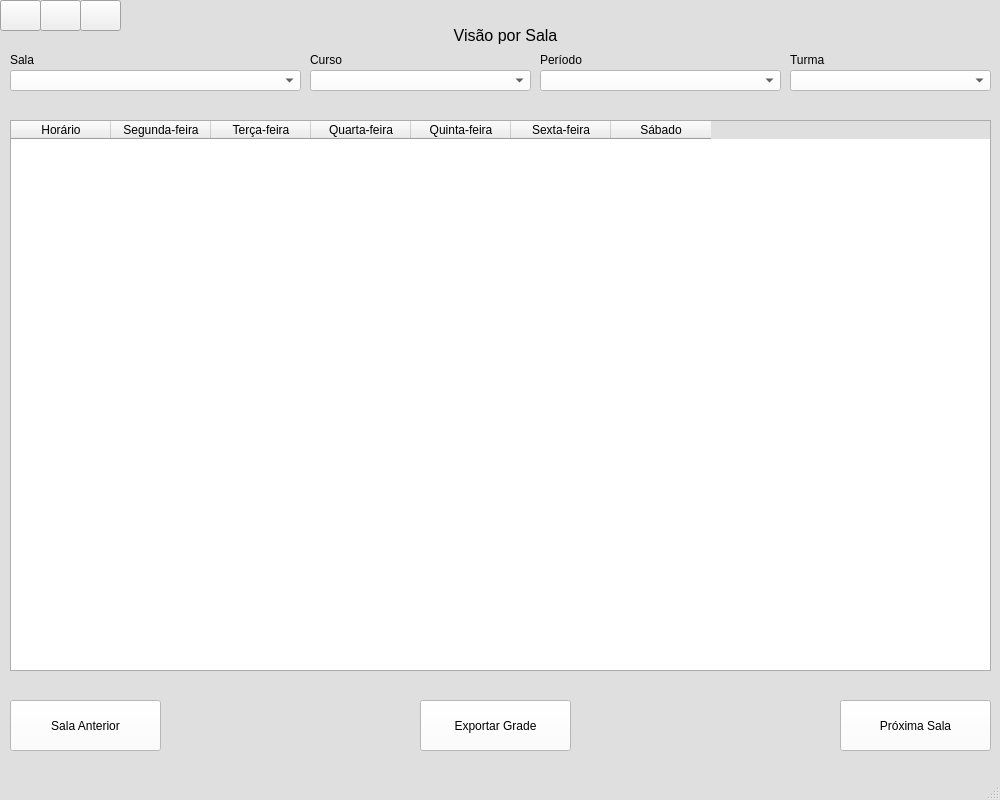
First picture: the form in interface.ui, repository Reifhel/TCC---Gerador-de-Grade-Horaria, before the edit.
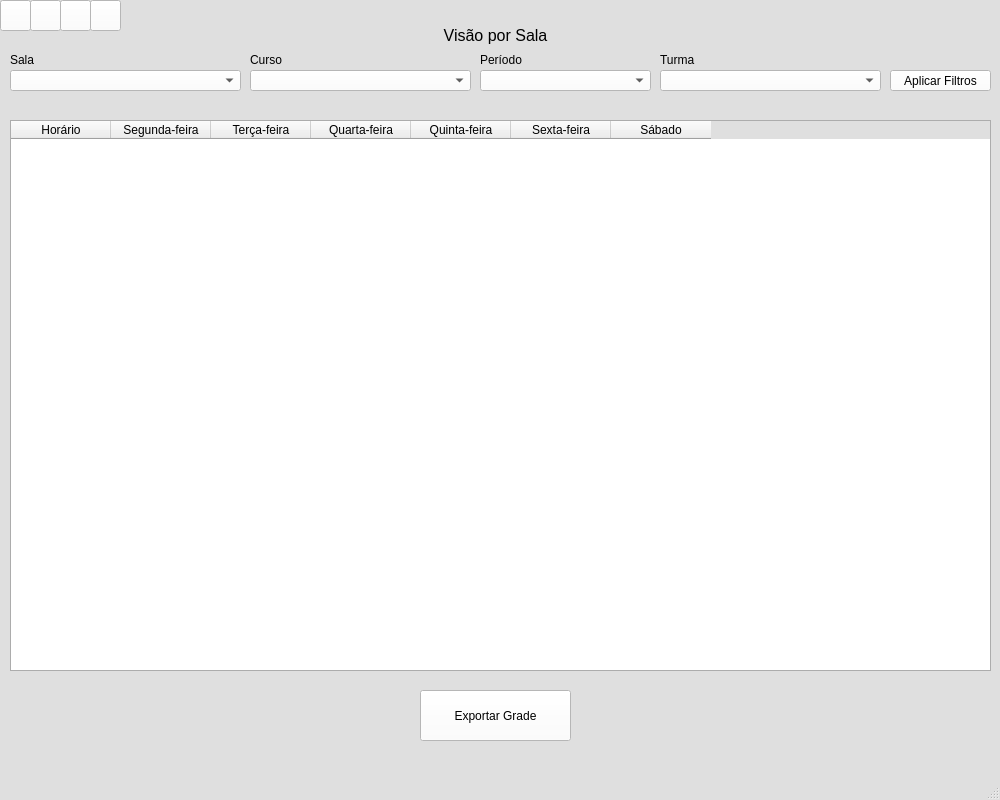
Second picture: the form after the edit. The open tabs and pages were chosen to show the change. Icons and pictures are not drawn.

Commit message: (artefato-dois) Populando grades

What changed in the file:
```diff
--- a/interface.ui
+++ b/interface.ui
@@ -786,9 +786,9 @@
      <widget class="QComboBox" name="filtroTurmaSala">
       <property name="geometry">
        <rect>
-        <x>790</x>
+        <x>660</x>
         <y>60</y>
-        <width>201</width>
+        <width>221</width>
         <height>21</height>
        </rect>
       </property>
@@ -801,7 +801,7 @@
        <rect>
         <x>10</x>
         <y>60</y>
-        <width>291</width>
+        <width>231</width>
         <height>21</height>
        </rect>
       </property>
@@ -815,9 +815,9 @@
      <widget class="QComboBox" name="filtroPeriodoSala">
       <property name="geometry">
        <rect>
-        <x>540</x>
+        <x>480</x>
         <y>60</y>
-        <width>241</width>
+        <width>171</width>
         <height>21</height>
        </rect>
       </property>
@@ -828,7 +828,7 @@
      <widget class="QLabel" name="labelCursoSala">
       <property name="geometry">
        <rect>
-        <x>310</x>
+        <x>250</x>
         <y>40</y>
         <width>161</width>
         <height>20</height>
@@ -842,7 +842,7 @@
       <property name="geometry">
        <rect>
         <x>420</x>
-        <y>690</y>
+        <y>680</y>
         <width>151</width>
         <height>51</height>
        </rect>
@@ -857,7 +857,7 @@
      <widget class="QLabel" name="labelPeriodoSala">
       <property name="geometry">
        <rect>
-        <x>540</x>
+        <x>480</x>
         <y>40</y>
         <width>161</width>
         <height>20</height>
@@ -937,42 +937,10 @@
        </property>
       </column>
      </widget>
-     <widget class="QPushButton" name="botaoSalaAnterior">
-      <property name="geometry">
-       <rect>
-        <x>10</x>
-        <y>690</y>
-        <width>151</width>
-        <height>51</height>
-       </rect>
-      </property>
-      <property name="styleSheet">
-       <string notr="true">background-color: rgb(255, 255, 255);</string>
-      </property>
-      <property name="text">
-       <string>Sala Anterior</string>
-      </property>
-     </widget>
-     <widget class="QPushButton" name="botaoProximaSala">
-      <property name="geometry">
-       <rect>
-        <x>840</x>
-        <y>690</y>
-        <width>151</width>
-        <height>51</height>
-       </rect>
-      </property>
-      <property name="styleSheet">
-       <string notr="true">background-color: rgb(255, 255, 255);</string>
-      </property>
-      <property name="text">
-       <string>Próxima Sala</string>
-      </property>
-     </widget>
      <widget class="QComboBox" name="filtroCursoSala">
       <property name="geometry">
        <rect>
-        <x>310</x>
+        <x>250</x>
         <y>60</y>
         <width>221</width>
         <height>21</height>
@@ -988,7 +956,7 @@
      <widget class="QLabel" name="labelTurmaSala">
       <property name="geometry">
        <rect>
-        <x>790</x>
+        <x>660</x>
         <y>40</y>
         <width>161</width>
         <height>20</height>
@@ -1001,7 +969,7 @@
      <widget class="QLabel" name="tituloAbaSala">
       <property name="geometry">
        <rect>
-        <x>300</x>
+        <x>290</x>
         <y>10</y>
         <width>411</width>
         <height>31</height>
@@ -1019,6 +987,22 @@
        <set>Qt::AlignCenter</set>
       </property>
      </widget>
+     <widget class="QPushButton" name="aplicarFiltrosSala">
+      <property name="geometry">
+       <rect>
+        <x>890</x>
+        <y>60</y>
+        <width>101</width>
+        <height>21</height>
+       </rect>
+      </property>
+      <property name="styleSheet">
+       <string notr="true">background-color: rgb(255, 255, 255);</string>
+      </property>
+      <property name="text">
+       <string>Aplicar Filtros</string>
+      </property>
+     </widget>
     </widget>
    </widget>
    <widget class="QPushButton" name="pushButton">
@@ -1026,10 +1010,16 @@
      <rect>
       <x>0</x>
       <y>0</y>
-      <width>41</width>
+      <width>31</width>
       <height>31</height>
      </rect>
     </property>
+    <property name="autoFillBackground">
+     <bool>false</bool>
+    </property>
+    <property name="styleSheet">
+     <string notr="true">background-color: white;</string>
+    </property>
     <property name="icon">
      <iconset>
       <normaloff>../../../Downloads/casa.png</normaloff>../../../Downloads/casa.png</iconset>
@@ -1038,31 +1028,54 @@
    <widget class="QPushButton" name="pushButton_2">
     <property name="geometry">
      <rect>
-      <x>40</x>
+      <x>60</x>
       <y>0</y>
-      <width>41</width>
+      <width>31</width>
       <height>31</height>
      </rect>
     </property>
-    <property name="icon">
-     <iconset>
-      <normaloff>../../../Downloads/livro.png</normaloff>../../../Downloads/livro.png</iconset>
-    </property>
-   </widget>
-   <widget class="QPushButton" name="pushButton_3">
-    <property name="geometry">
-     <rect>
-      <x>80</x>
-      <y>0</y>
-      <width>41</width>
-      <height>31</height>
-     </rect>
+    <property name="styleSheet">
+     <string notr="true">background-color: white;</string>
     </property>
     <property name="icon">
      <iconset>
       <normaloff>../../../Downloads/homem.png</normaloff>../../../Downloads/homem.png</iconset>
     </property>
    </widget>
+   <widget class="QPushButton" name="menuSala">
+    <property name="geometry">
+     <rect>
+      <x>90</x>
+      <y>0</y>
+      <width>31</width>
+      <height>31</height>
+     </rect>
+    </property>
+    <property name="styleSheet">
+     <string notr="true">background-color: white;</string>
+    </property>
+    <property name="icon">
+     <iconset>
+      <normaloff>../../../Downloads/cadeira-de-escritorio.png</normaloff>../../../Downloads/cadeira-de-escritorio.png</iconset>
+    </property>
+   </widget>
+   <widget class="QPushButton" name="menuCurso">
+    <property name="geometry">
+     <rect>
+      <x>30</x>
+      <y>0</y>
+      <width>31</width>
+      <height>31</height>
+     </rect>
+    </property>
+    <property name="styleSheet">
+     <string notr="true">background-color: white;</string>
+    </property>
+    <property name="icon">
+     <iconset>
+      <normaloff>../../../Downloads/livro.png</normaloff>../../../Downloads/livro.png</iconset>
+    </property>
+   </widget>
   </widget>
   <widget class="QMenuBar" name="menubar">
    <property name="geometry">
```
Left out of the diff: 161 changed lines with no effect on the pictures. The commit also changes 2 other files.
